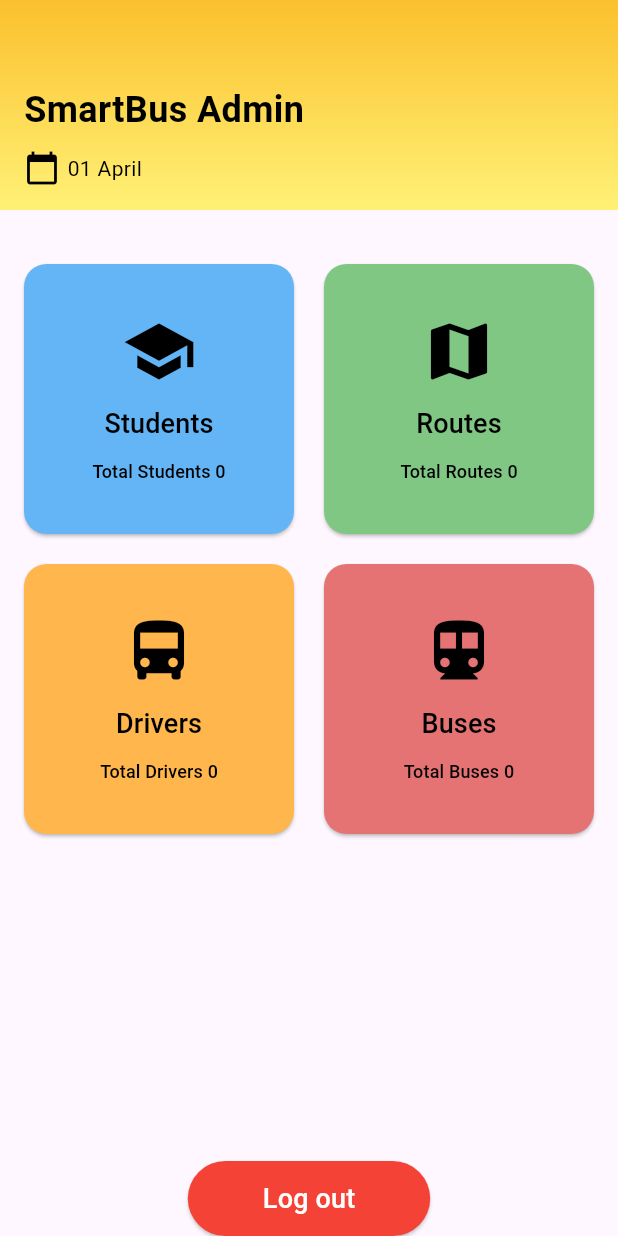
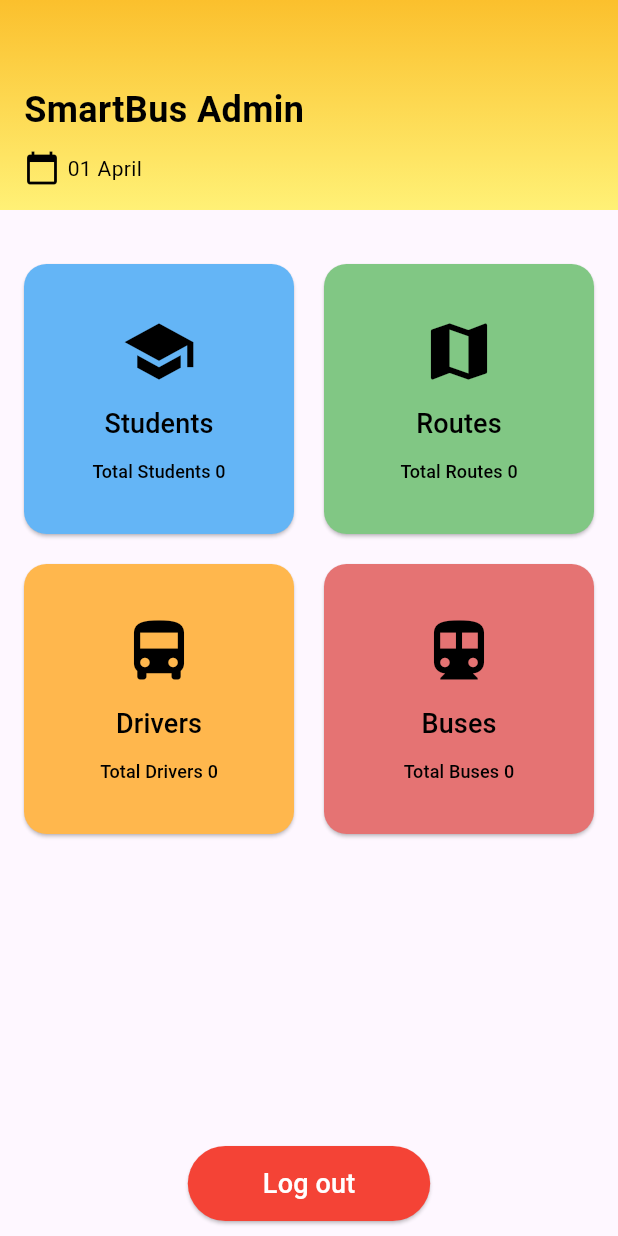
Before and after one commit to charankulal/Bus-Tracker, a Flutter app: the AdminHomeScreen screen opened directly, on a phone screen of 412 x 824 dp. Run offline on Flutter 3.47's test engine with Material 3 defaults, Android fonts, the phone set to English and light mode, and no system bars; our stand-ins replace cloud_firestore, firebase_core, geolocator, google_maps_flutter, google_places_flutter, location; missing offline and left inert: flutter_polyline_points; accounts and stored records are empty.

Commit message:
Changed placement of logout button in the admin home page

```diff
--- a/lib/pages/admin/home_page.dart
+++ b/lib/pages/admin/home_page.dart
@@ -116,6 +116,9 @@ class _AdminHomeScreenState extends State<AdminHomeScreen> {
               style: TextStyle(fontSize: 18, color: Colors.white),
             ),
           ),
+          SizedBox(
+            height: 10,
+          )
         ],
       ),
     );
```
